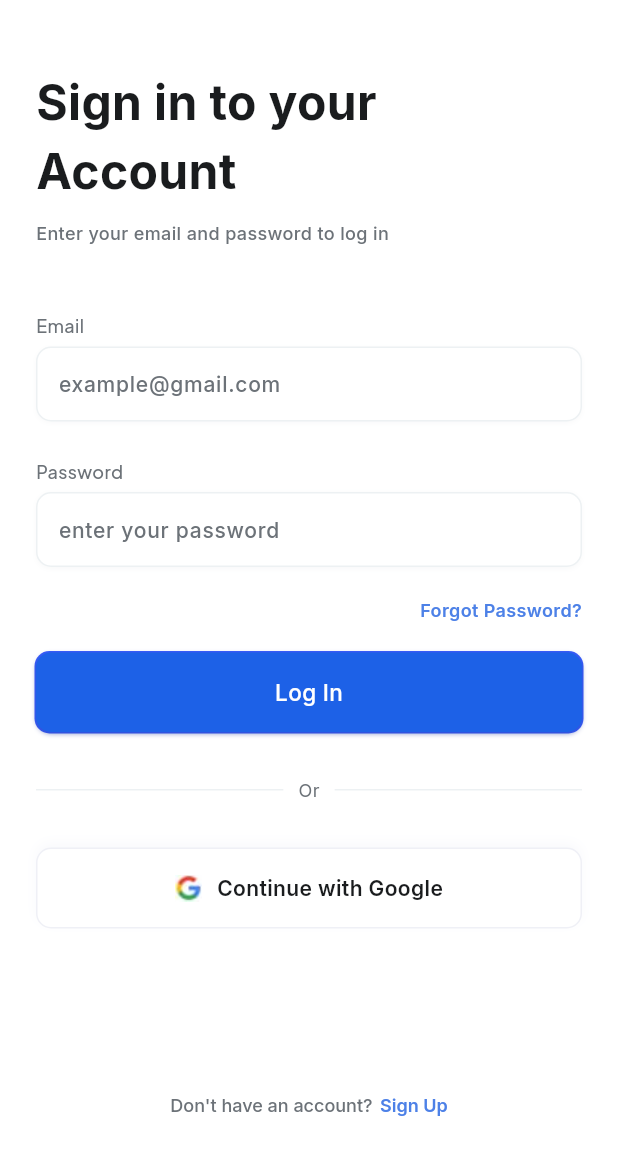
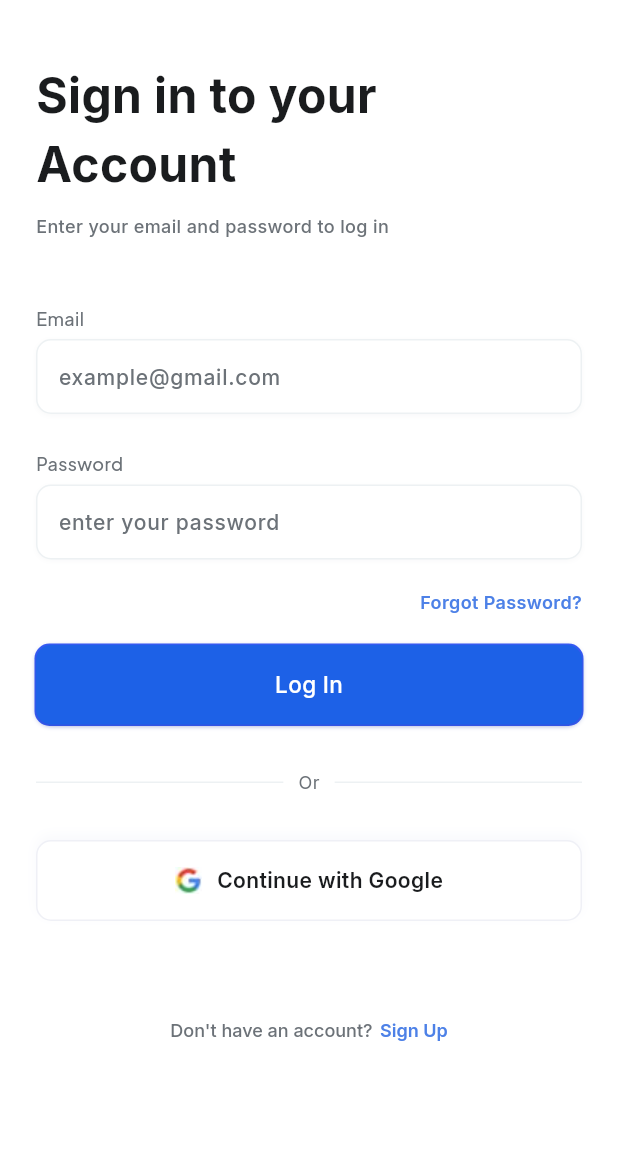
Before and after one commit to yozhykovanatolii/smart_courier_assistant_app, a Flutter app: the screen it shows after launch, on a phone screen of 412 x 824 dp. Shown: the top 1155 px of the screen. Run offline on Flutter 3.47's test engine with Material 3 defaults, Android fonts, the phone set to English and light mode, and no system bars; our stand-ins replace another_flutter_splash_screen, firebase_core; accounts and stored records are empty.

Commit message:
Change value of the top padding from screen

```diff
--- a/lib/feature/login/view/login_page.dart
+++ b/lib/feature/login/view/login_page.dart
@@ -13,7 +13,7 @@ class LoginPage extends StatelessWidget {
       body: SafeArea(
         child: ListView(
           padding: const EdgeInsets.only(
-            top: 45,
+            top: 40,
             left: 24,
             right: 24,
           ),
@@ -76,7 +76,7 @@ class LoginPage extends StatelessWidget {
             const LoginDivider(),
             const SizedBox(height: 30),
             const LogInWithGoogle(),
-            const SizedBox(height: 110),
+            const SizedBox(height: 65),
             const Align(
               alignment: AlignmentGeometry.bottomCenter,
               child: HaveNotAccountSection(),
```
